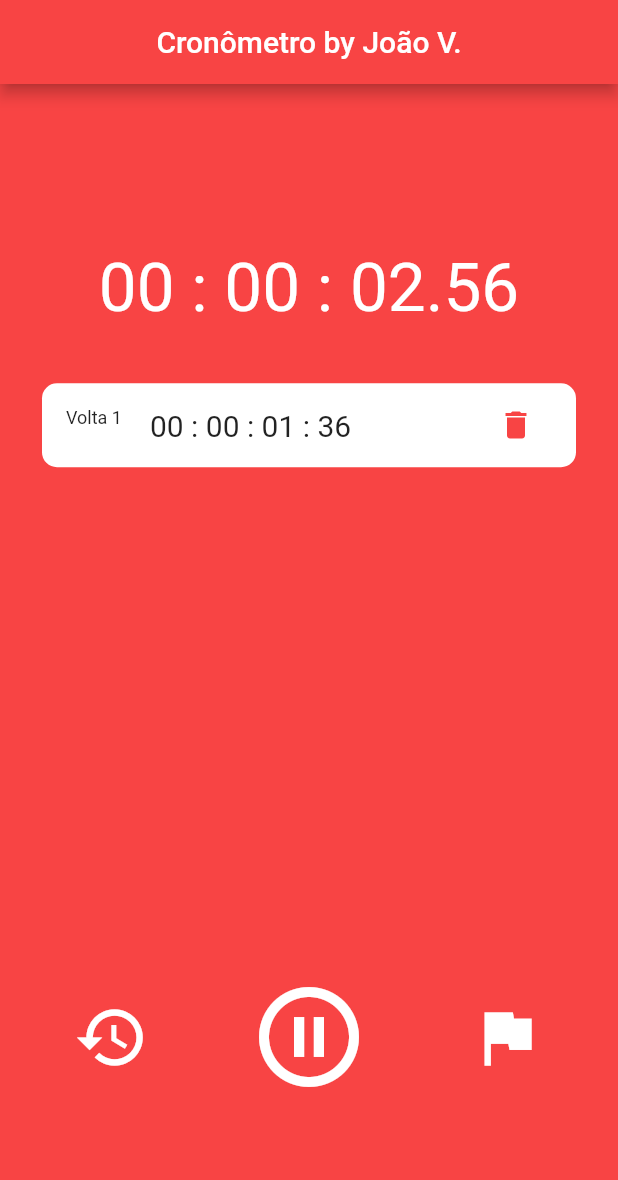
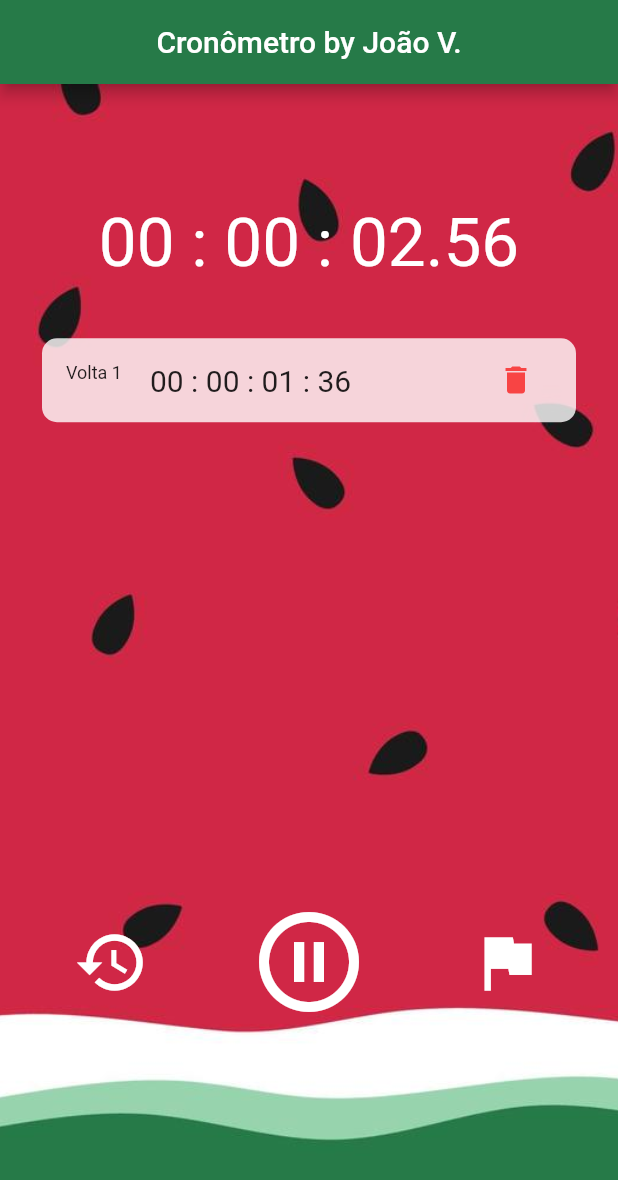
Before and after one commit to JoaoVtrxx/flutter_StopWatchApp, a Flutter app: the screen it shows after launch, after a tap on the "play circle outline" icon, after a tap on the "flag" icon, on a phone screen of 412 x 824 dp. Shown: the top 1180 px of the screen. Run offline on Flutter 3.47's test engine with Material 2 defaults, Android fonts, the phone set to English and light mode, and no system bars.

Commit message:
Watermelon Update

```diff
--- a/lib/main.dart
+++ b/lib/main.dart
@@ -17,7 +17,7 @@ class MyApp extends StatelessWidget {
       debugShowCheckedModeBanner: false,
       title: 'Flutter Demo',
       color: Colors.blue,
-      home: MyHomePage(),
+      home: const MyHomePage(),
     );
   }
 }
--- a/lib/screens/home.dart
+++ b/lib/screens/home.dart
@@ -1,6 +1,9 @@
 import 'dart:async';
 import 'package:flutter/material.dart';
 import 'package:flutter_stopwatch/models/lap_model.dart';
+import 'package:flutter_stopwatch/widgets/bottom_buttons.dart';
+import 'package:flutter_stopwatch/widgets/list_view_laps.dart';
+import 'package:flutter_stopwatch/widgets/stopwatch_digitos.dart';
 import '../lists/listlaps.dart';
 
 class MyHomePage extends StatefulWidget {
@@ -19,14 +22,14 @@ class _MyHomePageState extends State<MyHomePage> {
   bool isRunning = false;
   Timer? timer;
 
-  void _stopWatch() {
+  void stopWatch() {
     timer!.cancel();
     setState(() {
       isRunning = false;
     });
   }
 
-  void _startWatch() {
+  void startWatch() {
     isRunning = true;
     timer = Timer.periodic(const Duration(milliseconds: 10), (timer) {
       int horasLocal = horas;
@@ -75,17 +78,17 @@ class _MyHomePageState extends State<MyHomePage> {
     });
   }
 
-  void _startPause() {
+  void startPause() {
     setState(() {
       if (!isRunning) {
-        _startWatch();
+        startWatch();
       } else {
-        _stopWatch();
+        stopWatch();
       }
     });
   }
 
-  void _reset() {
+  void reset() {
     setState(() {
       horas = 0;
       minutos = 0;
@@ -99,7 +102,7 @@ class _MyHomePageState extends State<MyHomePage> {
     });
   }
 
-  void _lap() {
+  void lap() {
     setState(() {
       listlaps.add(LapModel(
           numVolta: "${listlaps.length + 1}",
@@ -110,101 +113,48 @@ class _MyHomePageState extends State<MyHomePage> {
     });
   }
 
+  void deleteItem(int index) {
+    setState(() {
+      listlaps.removeAt(index);
+    });
+  }
+
   @override
   Widget build(BuildContext context) {
     return Scaffold(
-      backgroundColor: const Color(0xFFf84444),
       appBar: AppBar(
-        backgroundColor: const Color(0xFFf84444),
+        backgroundColor: Color.fromARGB(255, 38, 122, 72),
         title: const Text("Cronômetro by João V."),
         centerTitle: true,
       ),
-      body: Padding(
+      body: Container(
+        decoration: const BoxDecoration(
+          image: DecorationImage(
+              image: AssetImage("assets/img_background.jpg"),
+              fit: BoxFit.cover),
+        ),
+        child: Padding(
           padding: const EdgeInsets.all(16.0),
           child: Column(
             mainAxisAlignment: MainAxisAlignment.center,
             crossAxisAlignment: CrossAxisAlignment.stretch,
             children: <Widget>[
-            Padding(
-              padding: const EdgeInsets.all(25.0),
-              child: Text(
-                "$digitoHorasAtual : $digitoMinutosAtual : $digitoSegundosAtual.$digitoMiliSegundosAtual",
-                style: const TextStyle(fontSize: 45, color: Colors.white),
-                textAlign: TextAlign.center,
-              ),
-            ),
+              StopWatchDigitosWidget(
+                  digitoHorasAtual: digitoHorasAtual,
+                  digitoMinutosAtual: digitoMinutosAtual,
+                  digitoSegundosAtual: digitoSegundosAtual,
+                  digitoMiliSegundosAtual: digitoMiliSegundosAtual),
+              ListViewLaps(deleteItem: deleteItem),
+              BottomButtonsWidget(
+                  isRunning: isRunning,
+                  reset: reset,
+                  startPause: startPause,
+                  lap: lap),
               SizedBox(
-              height: 400,
-              child: ListView.separated(
-                padding: const EdgeInsets.all(12),
-                itemCount: listlaps.length,
-                itemBuilder: (context, index) {
-                  LapModel lap = listlaps[index];
-                  return Container(
-                    decoration: BoxDecoration(
-                        color: Colors.white,
-                        borderRadius: BorderRadius.circular(10)),
-                    child: ListTile(
-                      title: Text(
-                        "${lap.digitoHoras} : ${lap.digitoMinutos} : ${lap.digitoSegundos} : ${lap.digitoMiliSegundos}",
-                        style: const TextStyle(
-                          fontSize: 20,
-                          fontWeight: FontWeight.w400,
-                        ),
-                        textAlign: TextAlign.justify,
-                      ),
-                      trailing: IconButton(
-                        icon: const Icon(
-                          Icons.delete,
-                          color: Color(0xFFf84444),
-                        ),
-                        onPressed: () {
-                          setState(() {
-                            listlaps.removeAt(index);
-                          });
-                        },
-                      ),
-                      leading: Text(
-                        "Volta ${index + 1}",
-                        style: const TextStyle(
-                          fontSize: 12,
-                        ),
-                      ),
-                    ),
-                  );
-                },
-                separatorBuilder: (context, index) {
-                  return const SizedBox(height: 10);
-                },
-              ),
-            ),
-            Row(
-              crossAxisAlignment: CrossAxisAlignment.center,
-              mainAxisAlignment: MainAxisAlignment.spaceAround,
-              children: [
-                IconButton(
-                  color: Colors.white,
-                  iconSize: 50,
-                  onPressed: _reset,
-                  icon: const Icon(Icons.restore),
-                ),
-                IconButton(
-                  color: Colors.white,
-                  iconSize: 80,
-                  onPressed: _startPause,
-                  icon: (isRunning)
-                      ? const Icon(Icons.pause_circle_outlined)
-                      : const Icon(Icons.play_circle_outline),
-                ),
-                IconButton(
-                  color: Colors.white,
-                  iconSize: 50,
-                  onPressed: _lap,
-                  icon: const Icon(Icons.flag),
-                ),
-              ],
+                height: 80,
               )
             ],
+          ),
         ),
       ),
     );
--- /dev/null
+++ b/lib/widgets/bottom_buttons.dart
@@ -0,0 +1,51 @@
+import 'package:flutter/material.dart';
+
+class BottomButtonsWidget extends StatelessWidget {
+  final bool isRunning;
+  final Function reset;
+  final Function startPause;
+  final Function lap;
+
+  const BottomButtonsWidget(
+      {super.key,
+      required this.isRunning,
+      required this.reset,
+      required this.startPause,
+      required this.lap});
+
+  @override
+  Widget build(BuildContext context) {
+    return Row(
+      crossAxisAlignment: CrossAxisAlignment.center,
+      mainAxisAlignment: MainAxisAlignment.spaceAround,
+      children: [
+        IconButton(
+          color: Colors.white,
+          iconSize: 50,
+          onPressed: () {
+            reset();
+          },
+          icon: const Icon(Icons.restore),
+        ),
+        IconButton(
+          color: Colors.white,
+          iconSize: 80,
+          onPressed: () {
+            startPause();
+          },
+          icon: (isRunning)
+              ? const Icon(Icons.pause_circle_outlined)
+              : const Icon(Icons.play_circle_outline),
+        ),
+        IconButton(
+          color: Colors.white,
+          iconSize: 50,
+          onPressed: () {
+            lap();
+          },
+          icon: const Icon(Icons.flag),
+        ),
+      ],
+    );
+  }
+}
--- /dev/null
+++ b/lib/widgets/list_item.dart
@@ -0,0 +1,47 @@
+import 'package:flutter/material.dart';
+import 'package:flutter_stopwatch/models/lap_model.dart';
+
+class ListItemWidget extends StatelessWidget {
+  final int index;
+  final LapModel lap;
+  final Function callBackFunction;
+  const ListItemWidget(
+      {super.key,
+      required this.index,
+      required this.callBackFunction,
+      required this.lap});
+
+  @override
+  Widget build(BuildContext context) {
+    return Container(
+      decoration: BoxDecoration(
+          color: Color.fromRGBO(255, 255, 255, 0.8),
+          borderRadius: BorderRadius.circular(10)),
+      child: ListTile(
+        title: Text(
+          "${lap.digitoHoras} : ${lap.digitoMinutos} : ${lap.digitoSegundos} : ${lap.digitoMiliSegundos}",
+          style: const TextStyle(
+            fontSize: 20,
+            fontWeight: FontWeight.w400,
+          ),
+          textAlign: TextAlign.justify,
+        ),
+        trailing: IconButton(
+          icon: const Icon(
+            Icons.delete,
+            color: Color(0xFFf84444),
+          ),
+          onPressed: () {
+            callBackFunction(index);
+          },
+        ),
+        leading: Text(
+          "Volta ${index + 1}",
+          style: const TextStyle(
+            fontSize: 12,
+          ),
+        ),
+      ),
+    );
+  }
+}
--- /dev/null
+++ b/lib/widgets/list_view_laps.dart
@@ -0,0 +1,28 @@
+import 'package:flutter/material.dart';
+import 'package:flutter_stopwatch/widgets/list_item.dart';
+import '../lists/listlaps.dart';
+import '../models/lap_model.dart';
+
+class ListViewLaps extends StatelessWidget {
+  final Function deleteItem;
+  const ListViewLaps({super.key, required this.deleteItem});
+
+  @override
+  Widget build(BuildContext context) {
+    return SizedBox(
+      height: 380,
+      child: ListView.separated(
+        padding: const EdgeInsets.all(12),
+        itemCount: listlaps.length,
+        itemBuilder: (context, index) {
+          LapModel lap = listlaps[index];
+          return ListItemWidget(
+              index: index, callBackFunction: deleteItem, lap: lap);
+        },
+        separatorBuilder: (context, index) {
+          return const SizedBox(height: 10);
+        },
+      ),
+    );
+  }
+}
--- /dev/null
+++ b/lib/widgets/stopwatch_digitos.dart
@@ -0,0 +1,27 @@
+import 'package:flutter/material.dart';
+
+class StopWatchDigitosWidget extends StatelessWidget {
+  final String digitoHorasAtual;
+  final String digitoMinutosAtual;
+  final String digitoSegundosAtual;
+  final String digitoMiliSegundosAtual;
+
+  const StopWatchDigitosWidget(
+      {super.key,
+      required this.digitoHorasAtual,
+      required this.digitoMinutosAtual,
+      required this.digitoSegundosAtual,
+      required this.digitoMiliSegundosAtual});
+
+  @override
+  Widget build(BuildContext context) {
+    return Padding(
+      padding: const EdgeInsets.all(25.0),
+      child: Text(
+        "$digitoHorasAtual : $digitoMinutosAtual : $digitoSegundosAtual.$digitoMiliSegundosAtual",
+        style: const TextStyle(fontSize: 45, color: Colors.white),
+        textAlign: TextAlign.center,
+      ),
+    );
+  }
+}
--- a/pubspec.yaml
+++ b/pubspec.yaml
@@ -59,8 +59,8 @@ flutter:
   uses-material-design: true
 
   # To add assets to your application, add an assets section, like this:
-  # assets:
-  #   - images/a_dot_burr.jpeg
+  assets:
+   - assets/
   #   - images/a_dot_ham.jpeg
 
   # An image asset can refer to one or more resolution-specific "variants", see
```
Also changed, not shown: assets/img_background.jpg (added). Lines whose indentation alone changed are shown as unchanged.
